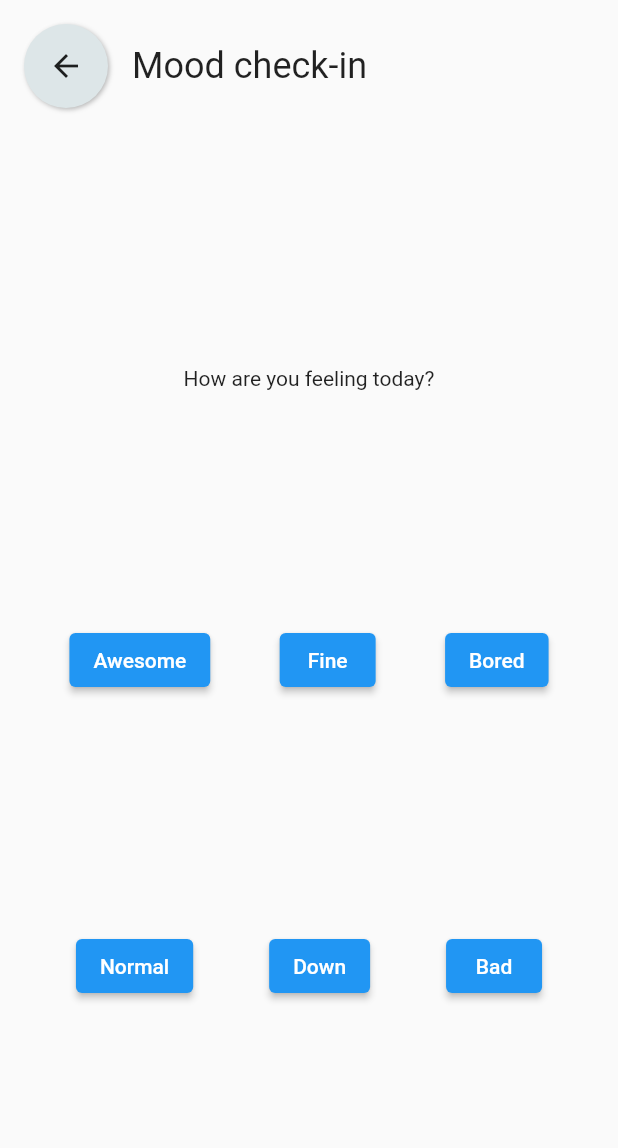
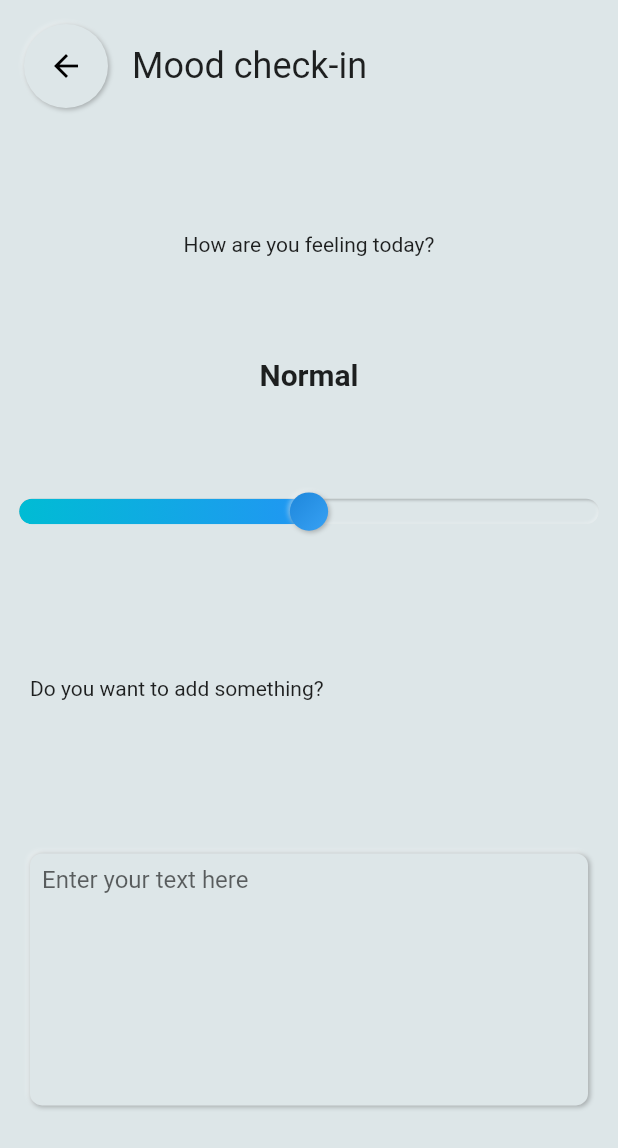
Before and after one commit to juancastellano115/moodi, a Flutter app: the screen it shows after launch, after a tap on "Check in!", on a phone screen of 412 x 824 dp. Shown: the top 1148 px of the screen. Run offline on Flutter 3.47's test engine with Material 2 defaults, Android fonts, the phone set to English and light mode, and no system bars; drawn by our look-alikes of flutter_neumorphic; our stand-ins replace animated_splash_screen, flutter_local_notifications, page_transition, timezone.

Commit message:
Add notification support

```diff
--- a/lib/main.dart
+++ b/lib/main.dart
@@ -1,13 +1,14 @@
-import 'package:flutter/material.dart';
 import 'package:animated_splash_screen/animated_splash_screen.dart';
 import 'package:flutter_neumorphic/flutter_neumorphic.dart';
-import 'package:moodi/main_header.dart';
 import 'package:moodi/pages/check_in.dart';
 import 'package:moodi/pages/home.dart';
-import 'package:moodi/recent_activity.dart';
 import 'package:page_transition/page_transition.dart';
 
-void main() {
+import 'notification_service.dart';
+
+Future<void> main() async {
+  WidgetsFlutterBinding.ensureInitialized();
+  await NotificationService().init();
   runApp(const MyApp());
 }
 
@@ -17,20 +18,9 @@ class MyApp extends StatelessWidget {
   // This widget is the root of your application.
   @override
   Widget build(BuildContext context) {
-    return MaterialApp(
+    return NeumorphicApp(
       title: 'Moodi',
-      theme: ThemeData(
-        // This is the theme of your application.
-        //
-        // Try running your application with "flutter run". You'll see the
-        // application has a blue toolbar. Then, without quitting the app, try
-        // changing the primarySwatch below to Colors.green and then invoke
-        // "hot reload" (press "r" in the console where you ran "flutter run",
-        // or simply save your changes to "hot reload" in a Flutter IDE).
-        // Notice that the counter didn't reset back to zero; the application
-        // is not restarted.
-        primarySwatch: Colors.blue,
-      ),
+      theme: const NeumorphicThemeData(),
       initialRoute: '/',
       routes: {
         '/': (context) => AnimatedSplashScreen(
@@ -69,7 +59,6 @@ class _HomePageState extends State<HomePage> {
   @override
   Widget build(BuildContext context) {
     return Scaffold(
-      backgroundColor: const Color.fromARGB(255, 251, 251, 251),
       body: const SafeArea(child: Home()),
       bottomNavigationBar: Theme(
         data: ThemeData(
--- /dev/null
+++ b/lib/notification_service.dart
@@ -0,0 +1,45 @@
+import 'package:flutter_local_notifications/flutter_local_notifications.dart';
+import 'package:timezone/data/latest.dart' as tz;
+import 'package:timezone/timezone.dart' as tz;
+
+class NotificationService {
+  static final NotificationService _notificationService =
+      NotificationService._internal();
+
+  final FlutterLocalNotificationsPlugin flutterLocalNotificationsPlugin =
+      FlutterLocalNotificationsPlugin();
+
+  Future<void> init() async {
+    const AndroidInitializationSettings initializationSettingsAndroid =
+        AndroidInitializationSettings('app_icon');
+
+    const InitializationSettings initializationSettings =
+        InitializationSettings(
+      android: initializationSettingsAndroid,
+    );
+    tz.initializeTimeZones();
+    await flutterLocalNotificationsPlugin.initialize(initializationSettings,
+        onSelectNotification: selectNotification);
+
+    await flutterLocalNotificationsPlugin.zonedSchedule(
+        123,
+        "Time to check-in!",
+        "This notification is brought to you by Local Notifcations Package",
+        tz.TZDateTime.now(tz.local).add(const Duration(minutes: 1)),
+        const NotificationDetails(
+            android: AndroidNotificationDetails('Test', 'Test', 'Test')),
+        androidAllowWhileIdle: true,
+        uiLocalNotificationDateInterpretation:
+            UILocalNotificationDateInterpretation.absoluteTime);
+  }
+
+  Future selectNotification(String? payload) async {
+    //Handle notification tapped logic here
+  }
+
+  factory NotificationService() {
+    return _notificationService;
+  }
+
+  NotificationService._internal();
+}
--- a/lib/pages/check_in.dart
+++ b/lib/pages/check_in.dart
@@ -1,5 +1,7 @@
 import 'package:flutter/material.dart';
 import 'package:flutter_neumorphic/flutter_neumorphic.dart';
+
+import 'mood_display.dart';
 
 class CheckIn extends StatefulWidget {
   const CheckIn({Key? key}) : super(key: key);
@@ -9,6 +11,8 @@ class CheckIn extends StatefulWidget {
 }
 
 class _CheckInState extends State<CheckIn> {
+  double _sliderValue = 50.0;
+
   @override
   Widget build(BuildContext context) {
     return NeumorphicTheme(
@@ -19,7 +23,7 @@ class _CheckInState extends State<CheckIn> {
             buttonStyle: NeumorphicStyle(
               boxShape: NeumorphicBoxShape.circle(),
               shape: NeumorphicShape.concave,
-              depth: 8,
+              depth: 3,
               intensity: 1,
             ),
             textStyle: TextStyle(color: Colors.black, fontSize: 20),
@@ -39,24 +43,36 @@ class _CheckInState extends State<CheckIn> {
               alignment: Alignment.center,
               child: Text("How are you feeling today?"),
             ),
-            Row(
-              mainAxisAlignment: MainAxisAlignment.spaceEvenly,
-              children: [
-                ElevatedButton(
-                    onPressed: () => {}, child: const Text("Awesome")),
-                ElevatedButton(onPressed: () => {}, child: const Text("Fine")),
-                ElevatedButton(onPressed: () => {}, child: const Text("Bored")),
-              ],
+            MoodDisplay(
+              value: _sliderValue,
             ),
-            Row(
-              mainAxisAlignment: MainAxisAlignment.spaceEvenly,
-              children: [
-                ElevatedButton(
-                    onPressed: () => {}, child: const Text("Normal")),
-                ElevatedButton(onPressed: () => {}, child: const Text("Down")),
-                ElevatedButton(onPressed: () => {}, child: const Text("Bad")),
-              ],
+            NeumorphicSlider(
+              height: 17,
+              min: 0,
+              max: 100,
+              value: _sliderValue,
+              onChanged: (value) {
+                setState(() => _sliderValue = value);
+              },
             ),
+            const Padding(
+              padding: EdgeInsets.only(bottom: 15, left: 20, top: 30),
+              child: Align(
+                  alignment: Alignment.centerLeft,
+                  child: Text("Do you want to add something?")),
+            ),
+            Padding(
+              padding: const EdgeInsets.all(20.0),
+              child: Neumorphic(
+                  child: const Padding(
+                padding: EdgeInsets.all(8.0),
+                child: TextField(
+                  maxLines: 8, //or null
+                  decoration: InputDecoration.collapsed(
+                      hintText: "Enter your text here"),
+                ),
+              )),
+            )
           ],
         ),
       ),
--- /dev/null
+++ b/lib/pages/mood_display.dart
@@ -0,0 +1,36 @@
+import 'package:flutter/material.dart';
+import 'package:flutter_neumorphic/flutter_neumorphic.dart';
+
+class MoodDisplay extends StatefulWidget {
+  const MoodDisplay({Key? key, required this.value}) : super(key: key);
+  final double value;
+  @override
+  State<MoodDisplay> createState() => _MoodDisplayState();
+}
+
+const _textStyle = TextStyle(fontWeight: FontWeight.bold, fontSize: 20);
+
+Widget processInput(double input) {
+  if (input >= 0 && input < 20) {
+    return const Text(style: _textStyle, "Bad");
+  } else if (input >= 20 && input < 40) {
+    return const Text(style: _textStyle, "Down");
+  } else if (input >= 40 && input < 55) {
+    return const Text(style: _textStyle, "Normal");
+  } else if (input >= 55 && input < 65) {
+    return const Text(style: _textStyle, "Good");
+  } else if (input >= 65 && input <= 75) {
+    return const Text(style: _textStyle, "Happy");
+  } else if (input >= 75 && input <= 100) {
+    return const Text(style: _textStyle, "Awesome");
+  } else {
+    return const Text(style: _textStyle, "Normal");
+  }
+}
+
+class _MoodDisplayState extends State<MoodDisplay> {
+  @override
+  Widget build(BuildContext context) {
+    return processInput(widget.value);
+  }
+}
--- a/pubspec.yaml
+++ b/pubspec.yaml
@@ -38,6 +38,7 @@ dependencies:
   cupertino_icons: ^1.0.2
   animated_splash_screen: ^1.3.0
   flutter_neumorphic: ^3.2.0
+  flutter_local_notifications: ^5.0.0+1
 
 dev_dependencies:
   flutter_test:
```
Also changed, not shown: pubspec.lock, 4 other files.
